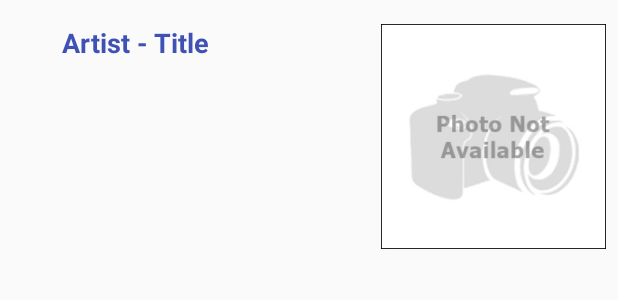
After one commit to darkknightsds/myrecords, an Android app: the layout wishlist_list_items.xml on its own in the app's theme, with its tools: preview values and no code run, on a phone screen of 412 x 824 dp. The commit adds this screen. Shown: the top 300 px of the screen. Run offline under Robolectric (Android 15) with nearby library versions, the phone set to English and light mode, and no system bars; Roboto replaces fonts that are not available here.

Commit message:
add firebase view holder adapters for collection and wishlist, update readme

```diff
--- a/app/src/main/java/com/epicodus/myrecords/Constants.java
+++ b/app/src/main/java/com/epicodus/myrecords/Constants.java
@@ -7,4 +7,7 @@ public class Constants {
     public static final String DISCOGS_ARTIST_QUERY_PARAMETER = "artist";
     public static final String DISCOGS_TITLE_QUERY_PARAMETER = "release_title";
     public static final String DISCOGS_FORMAT_QUERY_PARAMETER = "format";
+    public static final String FIREBASE_CHILD_WISHLIST = "wishlist_items";
+    public static final String FIREBASE_CHILD_COLLECTION = "collection_items";
+
 }
--- a/app/src/main/java/com/epicodus/myrecords/ui/WishlistListFragment.java
+++ b/app/src/main/java/com/epicodus/myrecords/ui/WishlistListFragment.java
@@ -27,9 +27,6 @@ import okhttp3.Call;
 import okhttp3.Callback;
 import okhttp3.Response;
 
-/**
- * A simple {@link Fragment} subclass.
- */
 public class WishlistListFragment extends Fragment {
     @BindView(R.id.apiRecycler) RecyclerView mApiRecycler;
     private AlbumSearch mAlbumSearch;
--- /dev/null
+++ b/app/src/main/res/layout/wishlist_list_items.xml
@@ -0,0 +1,38 @@
+<?xml version="1.0" encoding="utf-8"?>
+<android.support.constraint.ConstraintLayout
+    xmlns:android="http://schemas.android.com/apk/res/android"
+    xmlns:app="http://schemas.android.com/apk/res-auto"
+    xmlns:tools="http://schemas.android.com/tools"
+    android:layout_width="match_parent"
+    android:layout_height="match_parent">
+
+    <ImageView
+        android:id="@+id/searchImage"
+        android:layout_width="150dp"
+        android:layout_height="150dp"
+        android:layout_marginTop="16dp"
+        app:layout_constraintTop_toTopOf="parent"
+        app:srcCompat="@drawable/unavailable"
+        android:layout_marginRight="8dp"
+        app:layout_constraintRight_toRightOf="parent"
+        android:layout_marginEnd="8dp" />
+
+    <TextView
+        android:id="@+id/searchTitle"
+        android:layout_width="172dp"
+        android:layout_height="52dp"
+        android:layout_marginLeft="8dp"
+        android:layout_marginRight="8dp"
+        android:layout_marginTop="16dp"
+        android:text="Artist - Title"
+        android:textSize="18dp"
+        android:textStyle="bold"
+        android:textColor="@color/colorPrimary"
+        app:layout_constraintLeft_toLeftOf="parent"
+        app:layout_constraintRight_toLeftOf="@+id/searchImage"
+        app:layout_constraintTop_toTopOf="parent"
+        android:layout_marginStart="8dp"
+        android:layout_marginEnd="8dp" />
+
+
+</android.support.constraint.ConstraintLayout>
```
Also changed, not shown: app/src/main/java/com/epicodus/myrecords/adapters/FirebaseCollectionViewHolder.java (added, +78 -0 lines), app/src/main/java/com/epicodus/myrecords/adapters/FirebaseWishlistViewHolder.java (added, +78 -0 lines), app/src/main/java/com/epicodus/myrecords/adapters/SearchPagerAdapter.java (deleted, +0 -30 lines), app/src/main/java/com/epicodus/myrecords/models/WishlistAlbum.java (+18 -18 lines), app/src/main/java/com/epicodus/myrecords/ui/WishlistDetailFragment.java (+21 -0 lines), app/src/main/res/layout/fragment_wishlist_detail.xml (+11 -0 lines), 1 other file.
